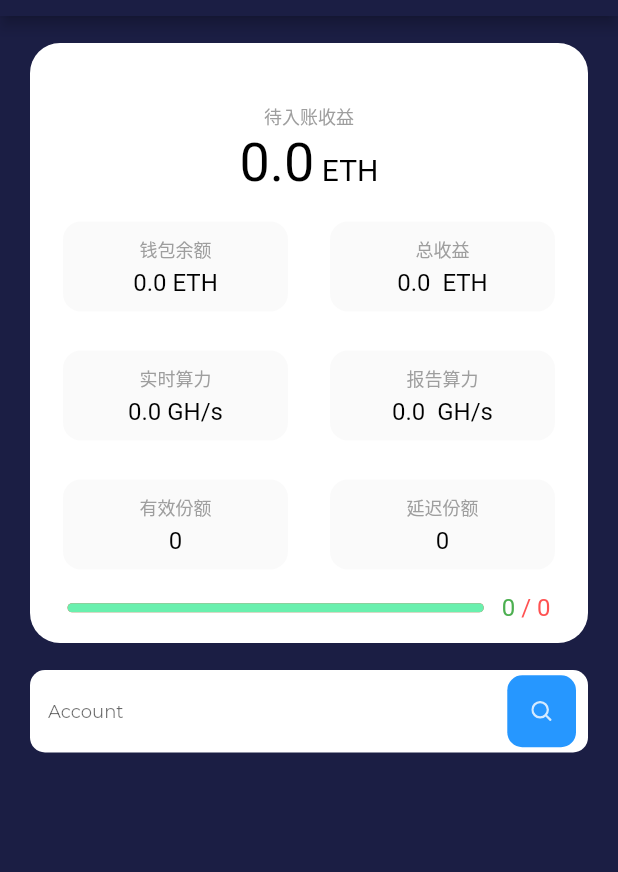
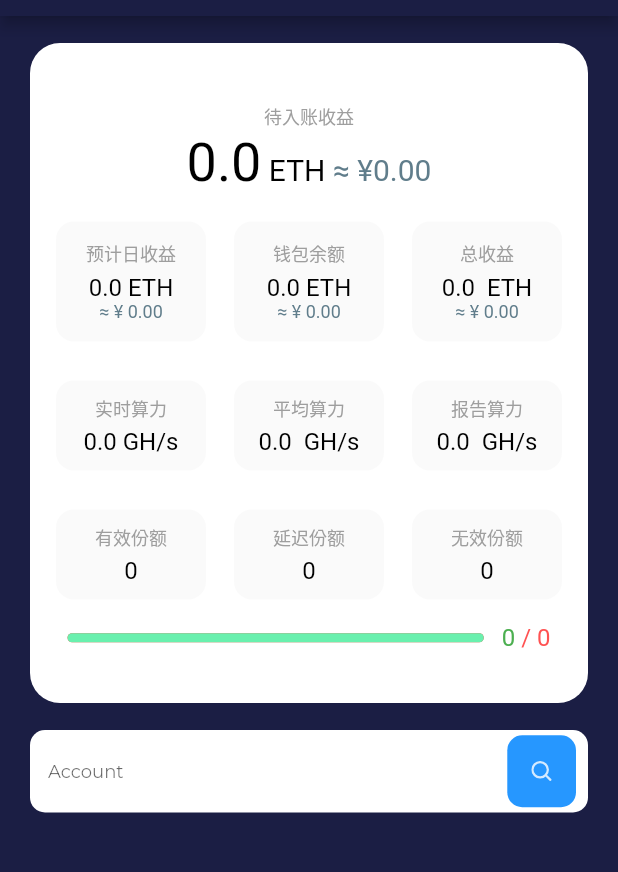
Before and after one commit to rzh0001/eth_hub_app, a Flutter app: the screen it shows after launch, on a phone screen of 412 x 824 dp, the part 68-940 px from its top. Run offline on Flutter 3.47's test engine with Material 2 defaults, Android fonts, the light colour scheme and no system bars; drawn by our look-alikes of getwidget; our stand-ins replace dio, flutter_easyloading, flutter_svg, get, google_fonts, shared_preferences; missing offline and left inert: flutter_gradient_colors.

Commit message:
更新首页

```diff
--- a/lib/pages/bill/bill_logic.dart
+++ b/lib/pages/bill/bill_logic.dart
@@ -1,3 +1,4 @@
+import 'package:eth_hub_app/url.dart';
 import 'package:eth_hub_app/utils/storage.dart';
 import 'package:flutter_easyloading/flutter_easyloading.dart';
 import 'package:get/get.dart';
@@ -22,8 +23,7 @@ class BillLogic extends GetxController {
   }
 
   void httpGet(String account) {
-    // dio.get('http://www.ethhub.vip:8080/eth_hub/app/member/miningData/' + account).then((value) {
-    dio.get('http://192.168.206.1:8080/eth_hub/app/member/bill/' + account).then((value) {
+    dio.get(AppUrl.bill + account).then((value) {
       var res = BillData.fromJson(value.data);
       var bool = res.success ?? false;
       if (!bool) {
@@ -40,7 +40,7 @@ class BillLogic extends GetxController {
     } else if (type == 'SETTLE') {
       return '矿工收益';
     } else if (type == 'SPARK-BALANCE') {
-      return '星火结余';
+      return '结余';
     } else if (type == 'CASHOUT') {
       return '提现';
     }
--- a/lib/pages/mining/mining_data.dart
+++ b/lib/pages/mining/mining_data.dart
@@ -1,8 +1,8 @@
 /// success : true
 /// message : "操作成功！"
 /// code : 200
-/// result : {"activeWorkers":10,"inactiveWorkers":0,"workers":10,"reportedHashrate":2.518,"currentHashrate":2.583,"validShares":2134,"invalidShares":0,"staleShares":48,"balance":0.00000,"totalEarnings":0.00000,"unpaid":0.10056}
-/// timestamp : 1633248830047
+/// result : {"activeWorkers":5,"inactiveWorkers":5,"workers":10,"reportedHashrate":1.21,"currentHashrate":1.18,"averageHashrate":1631.0,"validShares":1000,"invalidShares":0,"staleShares":25,"balance":0.3977,"totalEarnings":0.3977,"unpaid":0.0582,"coinsPerDay":0.029862845530981157,"cnyPrice":22673.29000000000000000000,"usdPrice":3455.63000000000000000000}
+/// timestamp : 1634104825527
 
 class MiningData {
   MiningData({
@@ -51,17 +51,21 @@ class MiningData {
   }
 }
 
-/// activeWorkers : 10
-/// inactiveWorkers : 0
+/// activeWorkers : 5
+/// inactiveWorkers : 5
 /// workers : 10
-/// reportedHashrate : 2.518
-/// currentHashrate : 2.583
-/// validShares : 2134
+/// reportedHashrate : 1.21
+/// currentHashrate : 1.18
+/// averageHashrate : 1631.0
+/// validShares : 1000
 /// invalidShares : 0
-/// staleShares : 48
-/// balance : 0.00000
-/// totalEarnings : 0.00000
-/// unpaid : 0.10056
+/// staleShares : 25
+/// balance : 0.3977
+/// totalEarnings : 0.3977
+/// unpaid : 0.0582
+/// coinsPerDay : 0.029862845530981157
+/// cnyPrice : 22673.29000000000000000000
+/// usdPrice : 3455.63000000000000000000
 
 class Result {
   Result({
@@ -70,24 +74,32 @@ class Result {
     int? workers,
     double? reportedHashrate,
     double? currentHashrate,
+    double? averageHashrate,
     int? validShares,
     int? invalidShares,
     int? staleShares,
     double? balance,
     double? totalEarnings,
     double? unpaid,
+    double? coinsPerDay,
+    double? cnyPrice,
+    double? usdPrice,
   }) {
     _activeWorkers = activeWorkers;
     _inactiveWorkers = inactiveWorkers;
     _workers = workers;
     _reportedHashrate = reportedHashrate;
     _currentHashrate = currentHashrate;
+    _averageHashrate = averageHashrate;
     _validShares = validShares;
     _invalidShares = invalidShares;
     _staleShares = staleShares;
     _balance = balance;
     _totalEarnings = totalEarnings;
     _unpaid = unpaid;
+    _coinsPerDay = coinsPerDay;
+    _cnyPrice = cnyPrice;
+    _usdPrice = usdPrice;
   }
 
   Result.fromJson(dynamic json) {
@@ -96,36 +108,48 @@ class Result {
     _workers = json['workers'];
     _reportedHashrate = json['reportedHashrate'];
     _currentHashrate = json['currentHashrate'];
+    _averageHashrate = json['averageHashrate'];
     _validShares = json['validShares'];
     _invalidShares = json['invalidShares'];
     _staleShares = json['staleShares'];
     _balance = json['balance'];
     _totalEarnings = json['totalEarnings'];
     _unpaid = json['unpaid'];
+    _coinsPerDay = json['coinsPerDay'];
+    _cnyPrice = json['cnyPrice'];
+    _usdPrice = json['usdPrice'];
   }
   int? _activeWorkers;
   int? _inactiveWorkers;
   int? _workers;
   double? _reportedHashrate;
   double? _currentHashrate;
+  double? _averageHashrate;
   int? _validShares;
   int? _invalidShares;
   int? _staleShares;
   double? _balance;
   double? _totalEarnings;
   double? _unpaid;
+  double? _coinsPerDay;
+  double? _cnyPrice;
+  double? _usdPrice;
 
   int? get activeWorkers => _activeWorkers;
   int? get inactiveWorkers => _inactiveWorkers;
   int? get workers => _workers;
   double? get reportedHashrate => _reportedHashrate;
   double? get currentHashrate => _currentHashrate;
+  double? get averageHashrate => _averageHashrate;
   int? get validShares => _validShares;
   int? get invalidShares => _invalidShares;
   int? get staleShares => _staleShares;
   double? get balance => _balance;
   double? get totalEarnings => _totalEarnings;
   double? get unpaid => _unpaid;
+  double? get coinsPerDay => _coinsPerDay;
+  double? get cnyPrice => _cnyPrice;
+  double? get usdPrice => _usdPrice;
 
   Map<String, dynamic> toJson() {
     final map = <String, dynamic>{};
@@ -134,12 +158,16 @@ class Result {
     map['workers'] = _workers;
     map['reportedHashrate'] = _reportedHashrate;
     map['currentHashrate'] = _currentHashrate;
+    map['averageHashrate'] = _averageHashrate;
     map['validShares'] = _validShares;
     map['invalidShares'] = _invalidShares;
     map['staleShares'] = _staleShares;
     map['balance'] = _balance;
     map['totalEarnings'] = _totalEarnings;
     map['unpaid'] = _unpaid;
+    map['coinsPerDay'] = _coinsPerDay;
+    map['cnyPrice'] = _cnyPrice;
+    map['usdPrice'] = _usdPrice;
     return map;
   }
 }
--- a/lib/pages/mining/mining_logic.dart
+++ b/lib/pages/mining/mining_logic.dart
@@ -1,4 +1,5 @@
 import 'package:eth_hub_app/routes/app_pages.dart';
+import 'package:eth_hub_app/url.dart';
 import 'package:eth_hub_app/utils/storage.dart';
 import 'package:flutter/material.dart';
 import 'package:flutter_easyloading/flutter_easyloading.dart';
@@ -38,8 +39,7 @@ class MiningLogic extends GetxController {
   }
 
   void httpGet(String account) {
-    // dio.get('http://www.ethhub.vip:8080/eth_hub/app/member/miningData/' + account).then((value) {
-    dio.get('http://192.168.206.1:8080/eth_hub/app/member/miningData/' + account).then((value) {
+    dio.get(AppUrl.mining + account).then((value) {
       var res = MiningData.fromJson(value.data);
       var bool = res.success ?? false;
       if (!bool) {
@@ -56,6 +56,21 @@ class MiningLogic extends GetxController {
     });
   }
 
+  String convertEthAmount(double ethAmount) {
+    if (ethAmount > 1000) {
+      return ethAmount.toStringAsFixed(1);
+    } else if (ethAmount > 100) {
+      return ethAmount.toStringAsFixed(2);
+    } else if (ethAmount > 10) {
+      return ethAmount.toStringAsFixed(3);
+    }
+    return ethAmount.toString();
+  }
+
+  String convertCny(double ethAmount) {
+    return (ethAmount * (data.value.cnyPrice ?? 0)).toStringAsFixed(2);
+  }
+
   handleBillBtnTap() async {
     SharedPreferences prefs = await SharedPreferences.getInstance();
     var account = prefs.getString(StoreKey.account);
@@ -65,7 +80,6 @@ class MiningLogic extends GetxController {
     }
     Get.toNamed(AppRoutes.bill);
   }
-
 
   @override
   Future<void> onInit() async {
--- a/lib/pages/mining/mining_view.dart
+++ b/lib/pages/mining/mining_view.dart
@@ -1,5 +1,3 @@
-import 'package:eth_hub_app/routes/app_pages.dart';
-import 'package:eth_hub_app/utils/storage.dart';
 import 'package:flutter/material.dart';
 import 'package:flutter_gradient_colors/flutter_gradient_colors.dart';
 import 'package:flutter_svg/svg.dart';
@@ -7,7 +5,6 @@ import 'package:get/get.dart';
 import 'package:getwidget/components/progress_bar/gf_progress_bar.dart';
 import 'package:getwidget/getwidget.dart';
 import 'package:google_fonts/google_fonts.dart';
-import 'package:shared_preferences/shared_preferences.dart';
 
 import 'mining_logic.dart';
 
@@ -43,6 +40,7 @@ class MiningPage extends StatelessWidget {
   }
 
   buildBody() {
+    var cellWidth = 100.0;
     return SingleChildScrollView(
       child: Column(
         children: [
@@ -53,7 +51,7 @@ class MiningPage extends StatelessWidget {
                 color: Colors.white,
                 borderRadius: BorderRadius.circular(20.0),
               ),
-              height: 400,
+              height: 440,
               child: Column(
                 // mainAxisAlignment: MainAxisAlignment.spaceBetween,
                 // crossAxisAlignment: CrossAxisAlignment.center,
@@ -106,8 +104,10 @@ class MiningPage extends StatelessWidget {
                       crossAxisAlignment: CrossAxisAlignment.end,
                       children: [
                         Obx(() => Text.rich(TextSpan(children: [
-                              TextSpan(text: '${logic.data.value.unpaid ?? 0}', style: GoogleFonts.roboto(fontSize: 36, color: Colors.black)),
+                              TextSpan(text: logic.convertEthAmount(logic.data.value.unpaid ?? 0), style: GoogleFonts.roboto(fontSize: 36, color: Colors.black)),
                               TextSpan(text: ' ETH', style: GoogleFonts.roboto(fontSize: 20, color: Colors.black)),
+                              TextSpan(text: ' ≈ ¥', style: GoogleFonts.roboto(fontSize: 20, color: Colors.blueGrey)),
+                              TextSpan(text: logic.convertCny(logic.data.value.unpaid ?? 0), style: GoogleFonts.roboto(fontSize: 20, color: Colors.blueGrey)),
                             ]))),
                       ],
                     ),
@@ -126,8 +126,30 @@ class MiningPage extends StatelessWidget {
                                 color: Colors.grey.withOpacity(0.05),
                                 borderRadius: BorderRadius.circular(12.0),
                               ),
-                              height: 60,
-                              width: 150,
+                              height: 80,
+                              width: cellWidth,
+                              child: Column(
+                                mainAxisAlignment: MainAxisAlignment.center,
+                                children: [
+                                  Text(
+                                    '预计日收益',
+                                    style: GoogleFonts.roboto(color: Colors.grey, fontSize: 12),
+                                  ),
+                                  const SizedBox(
+                                    height: 4,
+                                  ),
+                                  Obx(() => Text('${logic.convertEthAmount(logic.data.value.coinsPerDay ?? 0)} ETH', style: GoogleFonts.roboto(color: Colors.black, fontSize: 16))),
+                                  Obx(() => Text('≈ ¥ ${logic.convertCny(logic.data.value.coinsPerDay ?? 0)}', style: GoogleFonts.roboto(color: Colors.blueGrey, fontSize: 12))),
+                                ],
+                              ),
+                            ),
+                            Container(
+                              decoration: BoxDecoration(
+                                color: Colors.grey.withOpacity(0.05),
+                                borderRadius: BorderRadius.circular(12.0),
+                              ),
+                              height: 80,
+                              width: cellWidth,
                               child: Column(
                                 mainAxisAlignment: MainAxisAlignment.center,
                                 children: [
@@ -138,7 +160,8 @@ class MiningPage extends StatelessWidget {
                                   const SizedBox(
                                     height: 4,
                                   ),
-                                  Obx(() => Text('${logic.data.value.balance ?? 0} ETH', style: GoogleFonts.roboto(color: Colors.black, fontSize: 16))),
+                                  Obx(() => Text('${logic.convertEthAmount(logic.data.value.balance ?? 0)} ETH', style: GoogleFonts.roboto(color: Colors.black, fontSize: 16))),
+                                  Obx(() => Text('≈ ¥ ${logic.convertCny(logic.data.value.balance ?? 0)}', style: GoogleFonts.roboto(color: Colors.blueGrey, fontSize: 12))),
                                 ],
                               ),
                             ),
@@ -147,8 +170,8 @@ class MiningPage extends StatelessWidget {
                                 color: Colors.grey.withOpacity(0.05),
                                 borderRadius: BorderRadius.circular(12.0),
                               ),
-                              height: 60,
-                              width: 150,
+                              height: 80,
+                              width: cellWidth,
                               child: Column(
                                 mainAxisAlignment: MainAxisAlignment.center,
                                 children: [
@@ -159,7 +182,9 @@ class MiningPage extends StatelessWidget {
                                   const SizedBox(
                                     height: 4,
                                   ),
-                                  Obx(() => Text('${logic.data.value.totalEarnings ?? 0}  ETH', style: GoogleFonts.roboto(color: Colors.black, fontSize: 16))),
+                                  Obx(() =>
+                                      Text('${logic.convertEthAmount(logic.data.value.totalEarnings ?? 0)}  ETH', style: GoogleFonts.roboto(color: Colors.black, fontSize: 16))),
+                                  Obx(() => Text('≈ ¥ ${logic.convertCny(logic.data.value.totalEarnings ?? 0)}', style: GoogleFonts.roboto(color: Colors.blueGrey, fontSize: 12))),
                                 ],
                               ),
                             ),
@@ -181,7 +206,7 @@ class MiningPage extends StatelessWidget {
                                 borderRadius: BorderRadius.circular(12.0),
                               ),
                               height: 60,
-                              width: 150,
+                              width: cellWidth,
                               child: Column(
                                 mainAxisAlignment: MainAxisAlignment.center,
                                 children: [
@@ -202,7 +227,28 @@ class MiningPage extends StatelessWidget {
                                 borderRadius: BorderRadius.circular(12.0),
                               ),
                               height: 60,
-                              width: 150,
+                              width: cellWidth,
+                              child: Column(
+                                mainAxisAlignment: MainAxisAlignment.center,
+                                children: [
+                                  Text(
+                                    '平均算力',
+                                    style: GoogleFonts.roboto(color: Colors.grey, fontSize: 12),
+                                  ),
+                                  const SizedBox(
+                                    height: 4,
+                                  ),
+                                  Obx(() => Text('${logic.data.value.averageHashrate ?? 0}  GH/s', style: GoogleFonts.roboto(color: Colors.black, fontSize: 16))),
+                                ],
+                              ),
+                            ),
+                            Container(
+                              decoration: BoxDecoration(
+                                color: Colors.grey.withOpacity(0.05),
+                                borderRadius: BorderRadius.circular(12.0),
+                              ),
+                              height: 60,
+                              width: cellWidth,
                               child: Column(
                                 mainAxisAlignment: MainAxisAlignment.center,
                                 children: [
@@ -235,7 +281,7 @@ class MiningPage extends StatelessWidget {
                                 borderRadius: BorderRadius.circular(12.0),
                               ),
                               height: 60,
-                              width: 150,
+                              width: cellWidth,
                               child: Column(
                                 mainAxisAlignment: MainAxisAlignment.center,
                                 children: [
@@ -256,7 +302,7 @@ class MiningPage extends StatelessWidget {
                                 borderRadius: BorderRadius.circular(12.0),
                               ),
                               height: 60,
-                              width: 150,
+                              width: cellWidth,
                               child: Column(
                                 mainAxisAlignment: MainAxisAlignment.center,
                                 children: [
@@ -268,6 +314,27 @@ class MiningPage extends StatelessWidget {
                                     height: 4,
                                   ),
                                   Obx(() => Text('${logic.data.value.staleShares ?? 0}', style: GoogleFonts.roboto(color: Colors.black, fontSize: 16))),
+                                ],
+                              ),
+                            ),
+                            Container(
+                              decoration: BoxDecoration(
+                                color: Colors.grey.withOpacity(0.05),
+                                borderRadius: BorderRadius.circular(12.0),
+                              ),
+                              height: 60,
+                              width: cellWidth,
+                              child: Column(
+                                mainAxisAlignment: MainAxisAlignment.center,
+                                children: [
+                                  Text(
+                                    '无效份额',
+                                    style: GoogleFonts.roboto(color: Colors.grey, fontSize: 12),
+                                  ),
+                                  const SizedBox(
+                                    height: 4,
+                                  ),
+                                  Obx(() => Text('${logic.data.value.invalidShares ?? 0}', style: GoogleFonts.roboto(color: Colors.black, fontSize: 16))),
                                 ],
                               ),
                             ),
--- /dev/null
+++ b/lib/url.dart
@@ -0,0 +1,12 @@
+class AppUrl {
+  /// dev
+  static const String dev = 'http://192.168.206.1:8080/eth_hub';
+  static const String prod = 'http://www.ethhub.vip:8080/eth_hub';
+
+  /// Server Api
+  // static const String baseUrl = dev;
+  static const String baseUrl = prod;
+
+  static const String mining = '$baseUrl/app/member/miningData/';
+  static const String bill = '$baseUrl/app/member/bill/';
+}
```
